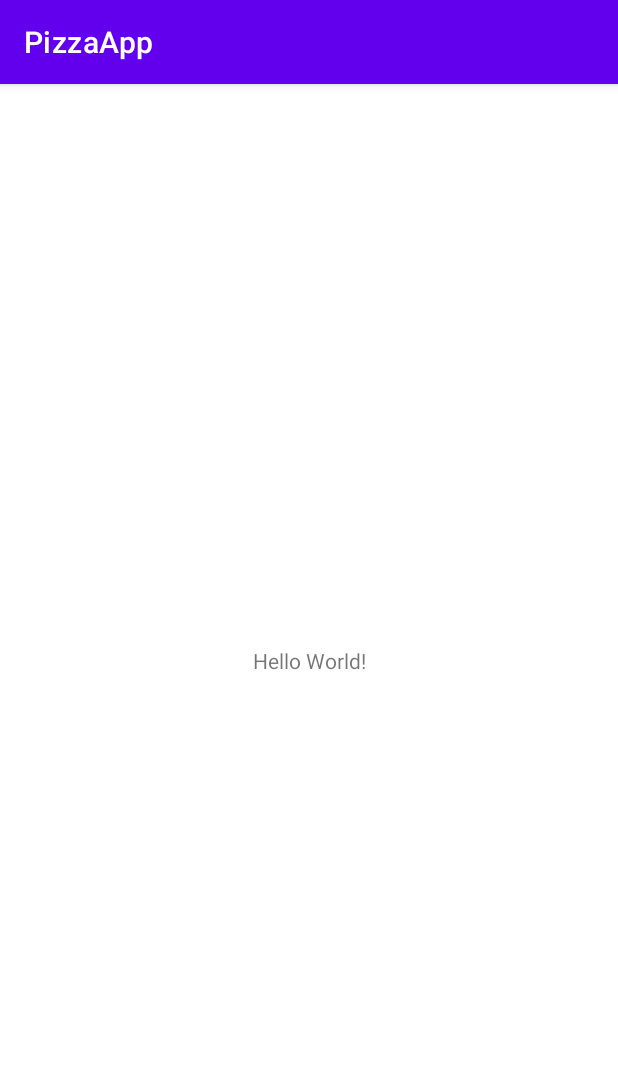
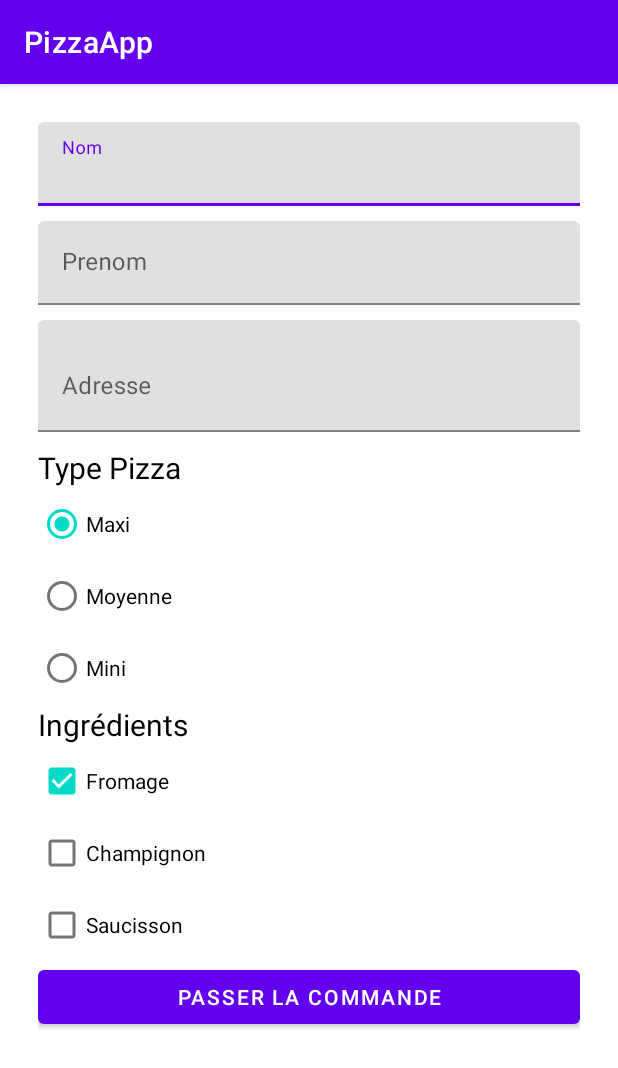
Before and after one commit to safa-abidi/PizzaApp-TP1-android, an Android app: the screen it shows after launch (MainActivity), on a phone screen of 412 x 824 dp. Shown: the top 1068 px of the screen. Run offline under Robolectric (Android 15) with nearby library versions, the phone set to English and light mode, and no system bars.

Commit message:
page principale

```diff
--- a/app/build.gradle
+++ b/app/build.gradle
@@ -40,4 +40,5 @@ dependencies {
     testImplementation 'junit:junit:4.13.2'
     androidTestImplementation 'androidx.test.ext:junit:1.1.3'
     androidTestImplementation 'androidx.test.espresso:espresso-core:3.4.0'
+    implementation 'com.google.android.material:material:<version>'
 }
--- a/app/src/main/AndroidManifest.xml
+++ b/app/src/main/AndroidManifest.xml
@@ -10,7 +10,8 @@
         android:supportsRtl="true"
         android:theme="@style/Theme.PizzaApp">
         <activity
-            android:name=".MainActivity"
+            android:name=".SplashScreen"
+            android:theme="@style/Theme.AppCompat.Light.NoActionBar"
             android:exported="true">
             <intent-filter>
                 <action android:name="android.intent.action.MAIN" />
@@ -18,6 +19,9 @@
                 <category android:name="android.intent.category.LAUNCHER" />
             </intent-filter>
         </activity>
+        <activity
+            android:name=".MainActivity">
+        </activity>
     </application>
 
 </manifest>
--- /dev/null
+++ b/app/src/main/java/com/gl4/pizzaapp/SplashScreen.kt
@@ -0,0 +1,24 @@
+package com.gl4.pizzaapp
+
+import android.content.Intent
+import androidx.appcompat.app.AppCompatActivity
+import android.os.Bundle
+import android.os.Handler
+import android.view.WindowManager
+
+class SplashScreen : AppCompatActivity() {
+    override fun onCreate(savedInstanceState: Bundle?) {
+        super.onCreate(savedInstanceState)
+        setContentView(R.layout.activity_splash_screen)
+
+        window.setFlags(
+            WindowManager.LayoutParams.FLAG_FULLSCREEN,
+            WindowManager.LayoutParams.FLAG_FULLSCREEN
+        )
+        Handler().postDelayed({
+            val intent = Intent(this, MainActivity::class.java)
+            startActivity(intent)
+            finish()
+        }, 5000)
+    }
+}
--- a/app/src/main/res/layout/activity_main.xml
+++ b/app/src/main/res/layout/activity_main.xml
@@ -6,13 +6,112 @@
     android:layout_height="match_parent"
     tools:context=".MainActivity">
 
-    <TextView
-        android:layout_width="wrap_content"
-        android:layout_height="wrap_content"
-        android:text="Hello World!"
-        app:layout_constraintBottom_toBottomOf="parent"
-        app:layout_constraintLeft_toLeftOf="parent"
-        app:layout_constraintRight_toRightOf="parent"
-        app:layout_constraintTop_toTopOf="parent" />
+    <LinearLayout
+        android:layout_width="match_parent"
+        android:layout_height="match_parent"
+        android:orientation="vertical"
+        android:padding="25dp"
+        tools:layout_editor_absoluteX="1dp"
+        tools:layout_editor_absoluteY="1dp">
 
+        <com.google.android.material.textfield.TextInputLayout
+            android:id="@+id/nom"
+            android:layout_width="match_parent"
+            android:layout_height="wrap_content"
+            android:hint="Nom">
+
+            <com.google.android.material.textfield.TextInputEditText
+                android:layout_width="match_parent"
+                android:layout_height="wrap_content"
+                android:layout_marginBottom="10dp" />
+
+        </com.google.android.material.textfield.TextInputLayout>
+
+        <com.google.android.material.textfield.TextInputLayout
+            android:id="@+id/prenom"
+            android:layout_width="match_parent"
+            android:layout_height="wrap_content"
+            android:hint="Prenom">
+
+            <com.google.android.material.textfield.TextInputEditText
+                android:layout_width="match_parent"
+                android:layout_height="wrap_content"
+                android:layout_marginBottom="10dp" />
+
+        </com.google.android.material.textfield.TextInputLayout>
+
+        <com.google.android.material.textfield.TextInputLayout
+            android:id="@+id/adresse"
+            android:layout_width="match_parent"
+            android:layout_height="wrap_content"
+            android:hint="Adresse">
+
+            <com.google.android.material.textfield.TextInputEditText
+                android:layout_width="match_parent"
+                android:layout_height="wrap_content"
+                android:layout_marginBottom="10dp"
+                android:lines="2" />
+
+        </com.google.android.material.textfield.TextInputLayout>
+
+        <TextView
+            android:id="@+id/typeText"
+            android:layout_width="match_parent"
+            android:layout_height="wrap_content"
+            android:textColor="#000000"
+            android:textSize="20dp"
+            android:text="Type Pizza" />
+
+        <RadioGroup
+            android:id="@+id/radioGroup"
+            android:checkedButton="@+id/radio_button_1"
+            android:layout_width="match_parent"
+            android:layout_height="wrap_content">
+            <RadioButton
+                android:id="@+id/radio_button_1"
+                android:layout_width="match_parent"
+                android:layout_height="match_parent"
+                android:text="Maxi"/>
+            <RadioButton
+                android:id="@+id/radio_button_2"
+                android:layout_width="match_parent"
+                android:layout_height="match_parent"
+                android:text="Moyenne"/>
+            <RadioButton
+                android:id="@+id/radio_button_3"
+                android:layout_width="match_parent"
+                android:layout_height="match_parent"
+                android:text="Mini"/>
+        </RadioGroup>
+
+        <TextView
+            android:id="@+id/ing"
+            android:layout_width="match_parent"
+            android:layout_height="wrap_content"
+            android:textColor="#000000"
+            android:textSize="20dp"
+            android:text="Ingrédients" />
+
+        <CheckBox
+            android:layout_width="match_parent"
+            android:layout_height="wrap_content"
+            android:checked="true"
+            android:text="Fromage"/>
+        <CheckBox
+            android:layout_width="match_parent"
+            android:layout_height="wrap_content"
+            android:text="Champignon"/>
+        <CheckBox
+            android:layout_width="match_parent"
+            android:layout_height="wrap_content"
+            android:text="Saucisson"/>
+
+        <Button
+            android:id="@+id/textButton"
+            android:layout_width="match_parent"
+            android:layout_height="wrap_content"
+            android:text="Passer la commande"
+            />
+
+    </LinearLayout>
 </androidx.constraintlayout.widget.ConstraintLayout>
--- /dev/null
+++ b/app/src/main/res/layout/activity_splash_screen.xml
@@ -0,0 +1,24 @@
+<?xml version="1.0" encoding="utf-8"?>
+<androidx.constraintlayout.widget.ConstraintLayout xmlns:android="http://schemas.android.com/apk/res/android"
+    xmlns:app="http://schemas.android.com/apk/res-auto"
+    xmlns:tools="http://schemas.android.com/tools"
+    android:layout_width="match_parent"
+    android:layout_height="match_parent"
+    tools:context=".SplashScreen">
+
+    <LinearLayout
+        android:layout_width="match_parent"
+        android:layout_height="match_parent"
+        android:gravity="center"
+        android:orientation="vertical"
+        tools:layout_editor_absoluteX="1dp"
+        tools:layout_editor_absoluteY="1dp">
+
+        <ImageView
+            android:id="@+id/imageView"
+            android:layout_width="match_parent"
+            android:layout_height="500dp"
+            app:srcCompat="@drawable/pizza" />
+
+    </LinearLayout>
+</androidx.constraintlayout.widget.ConstraintLayout>
```
Also changed, not shown: app/src/main/res/drawable/pizza.jpg (added).
